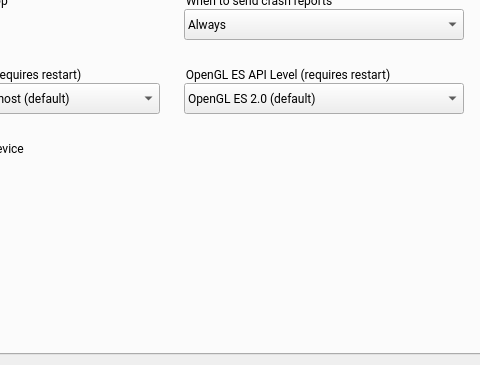
vicamo/libandroid-emugl, file android/android-emu/android/skin/qt/extended-pages/settings-page.ui: the form before one commit; both pictures show x 142 to 622 and y 215 to 580 of the 622 by 580 pixel window.
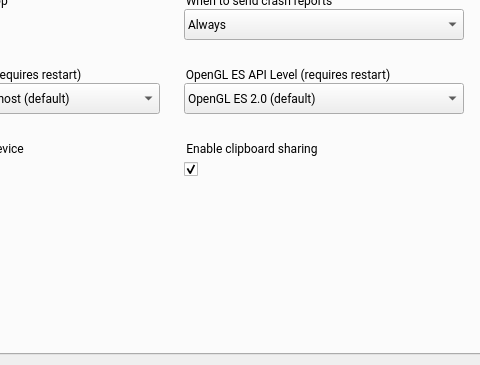
The form after the commit. Icons and pictures are not drawn.

Commit message:
[clipboard] UI code for sharing disabling
New checkbox in settings page allows the user to disable
clipboard sharing. It's disabled if there's no clipboard
agent at all - this means the sharing isn't implemented

Diff of the .ui file:
```diff
--- a/android/android-emu/android/skin/qt/extended-pages/settings-page.ui
+++ b/android/android-emu/android/skin/qt/extended-pages/settings-page.ui
@@ -621,6 +621,55 @@
       <string>Title</string>
      </property>
     </widget>
+    <widget class="QCheckBox" name="set_clipboardSharing">
+     <property name="geometry">
+      <rect>
+       <x>324</x>
+       <y>326</y>
+       <width>211</width>
+       <height>24</height>
+      </rect>
+     </property>
+     <property name="iconSize">
+      <size>
+       <width>24</width>
+       <height>24</height>
+      </size>
+     </property>
+     <property name="checked">
+      <bool>true</bool>
+     </property>
+     <property name="ColorGroup" stdset="0">
+      <string>Toggle</string>
+     </property>
+     <property name="report_metrics" stdset="0">
+      <bool>false</bool>
+     </property>
+    </widget>
+    <widget class="QGroupBox" name="set_clipboardSharingTitle">
+     <property name="geometry">
+      <rect>
+       <x>324</x>
+       <y>308</y>
+       <width>211</width>
+       <height>21</height>
+      </rect>
+     </property>
+     <property name="font">
+      <font>
+       <family>Roboto</family>
+      </font>
+     </property>
+     <property name="styleSheet">
+      <string notr="true">border: 0px;</string>
+     </property>
+     <property name="title">
+      <string>Enable clipboard sharing</string>
+     </property>
+     <property name="ColorGroup" stdset="0">
+      <string>Title</string>
+     </property>
+    </widget>
    </widget>
    <widget class="QWidget" name="tab_2">
     <attribute name="title">
```
The commit also changes 6 other files.
